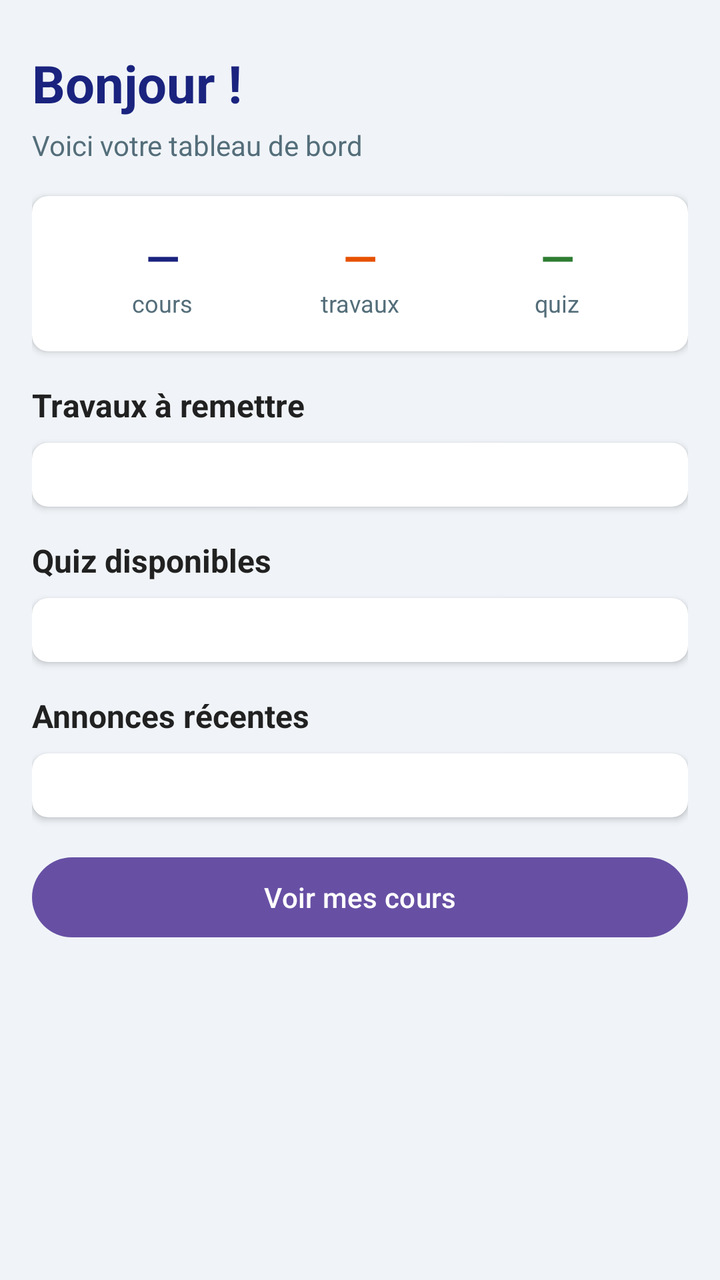
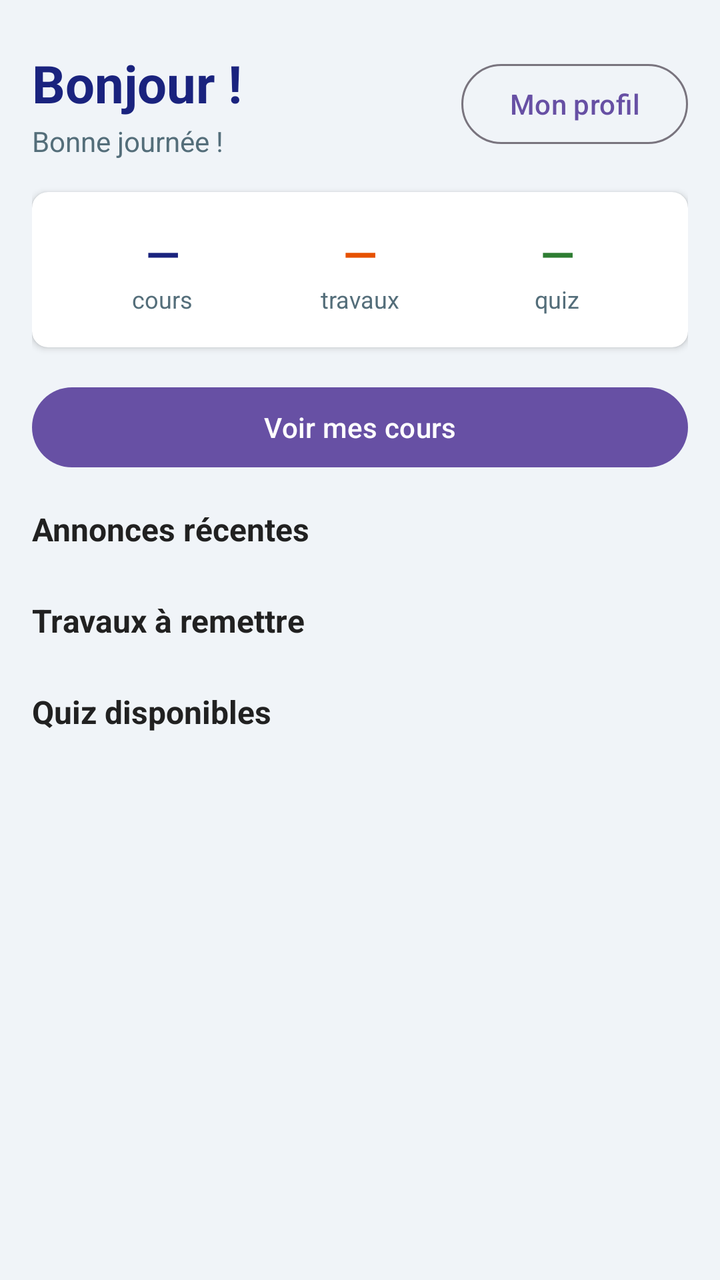

The first picture is an Android layout as it rendered before a commit; the second is the same layout after the commit. The layout source and the unified diff follow.
<!-- AndroidManifest.xml: application theme Theme.MiniMoodle -->
<!-- res/layout/activity_tableau_de_bord.xml -->
<?xml version="1.0" encoding="utf-8"?>
<androidx.core.widget.NestedScrollView xmlns:android="http://schemas.android.com/apk/res/android"
    xmlns:app="http://schemas.android.com/apk/res-auto"
    android:id="@+id/main"
    android:layout_width="match_parent"
    android:layout_height="match_parent"
    android:background="#F0F4F8">

    <LinearLayout
        android:layout_width="match_parent"
        android:layout_height="wrap_content"
        android:orientation="vertical"
        android:padding="16dp">

        <TextView
            android:id="@+id/tvBonjour"
            android:layout_width="wrap_content"
            android:layout_height="wrap_content"
            android:text="Bonjour !"
            android:textSize="26sp"
            android:textStyle="bold"
            android:textColor="#1A237E"
            android:layout_marginTop="8dp"
            android:layout_marginBottom="4dp" />

        <TextView
            android:layout_width="wrap_content"
            android:layout_height="wrap_content"
            android:text="Voici votre tableau de bord"
            android:textSize="14sp"
            android:textColor="#546E7A"
            android:layout_marginBottom="16dp" />

        <androidx.cardview.widget.CardView
            android:layout_width="match_parent"
            android:layout_height="wrap_content"
            android:layout_marginBottom="16dp"
            app:cardCornerRadius="8dp"
            app:cardElevation="2dp"
            app:cardBackgroundColor="@color/white">

            <LinearLayout
                android:layout_width="match_parent"
                android:layout_height="wrap_content"
                android:orientation="horizontal"
                android:padding="16dp">

                <LinearLayout
                    android:layout_width="0dp"
                    android:layout_height="wrap_content"
                    android:layout_weight="1"
                    android:orientation="vertical"
                    android:gravity="center">

                    <TextView
                        android:id="@+id/tvStatCours"
                        android:layout_width="wrap_content"
                        android:layout_height="wrap_content"
                        android:text="—"
                        android:textSize="22sp"
                        android:textStyle="bold"
                        android:textColor="#1A237E" />

                    <TextView
                        android:layout_width="wrap_content"
                        android:layout_height="wrap_content"
                        android:text="cours"
                        android:textSize="12sp"
                        android:textColor="#546E7A" />
                </LinearLayout>

                <LinearLayout
                    android:layout_width="0dp"
                    android:layout_height="wrap_content"
                    android:layout_weight="1"
                    android:orientation="vertical"
                    android:gravity="center">

                    <TextView
                        android:id="@+id/tvStatTravaux"
                        android:layout_width="wrap_content"
                        android:layout_height="wrap_content"
                        android:text="—"
                        android:textSize="22sp"
                        android:textStyle="bold"
                        android:textColor="#E65100" />

                    <TextView
                        android:layout_width="wrap_content"
                        android:layout_height="wrap_content"
                        android:text="travaux"
                        android:textSize="12sp"
                        android:textColor="#546E7A" />
                </LinearLayout>

                <LinearLayout
                    android:layout_width="0dp"
                    android:layout_height="wrap_content"
                    android:layout_weight="1"
                    android:orientation="vertical"
                    android:gravity="center">

                    <TextView
                        android:id="@+id/tvStatQuiz"
                        android:layout_width="wrap_content"
                        android:layout_height="wrap_content"
                        android:text="—"
                        android:textSize="22sp"
                        android:textStyle="bold"
                        android:textColor="#2E7D32" />

                    <TextView
                        android:layout_width="wrap_content"
                        android:layout_height="wrap_content"
                        android:text="quiz"
                        android:textSize="12sp"
                        android:textColor="#546E7A" />
                </LinearLayout>

            </LinearLayout>
        </androidx.cardview.widget.CardView>

        <TextView
            android:layout_width="wrap_content"
            android:layout_height="wrap_content"
            android:text="Travaux à remettre"
            android:textSize="16sp"
            android:textStyle="bold"
            android:textColor="#212121"
            android:layout_marginBottom="8dp" />

        <androidx.cardview.widget.CardView
            android:layout_width="match_parent"
            android:layout_height="wrap_content"
            android:layout_marginBottom="16dp"
            app:cardCornerRadius="8dp"
            app:cardElevation="2dp"
            app:cardBackgroundColor="@color/white">

            <LinearLayout
                android:id="@+id/llTravaux"
                android:layout_width="match_parent"
                android:layout_height="wrap_content"
                android:orientation="vertical"
                android:padding="16dp" />

        </androidx.cardview.widget.CardView>

        <TextView
            android:layout_width="wrap_content"
            android:layout_height="wrap_content"
            android:text="Quiz disponibles"
            android:textSize="16sp"
            android:textStyle="bold"
            android:textColor="#212121"
            android:layout_marginBottom="8dp" />

        <androidx.cardview.widget.CardView
            android:layout_width="match_parent"
            android:layout_height="wrap_content"
            android:layout_marginBottom="16dp"
            app:cardCornerRadius="8dp"
            app:cardElevation="2dp"
            app:cardBackgroundColor="@color/white">

            <LinearLayout
                android:id="@+id/llQuizzes"
                android:layout_width="match_parent"
                android:layout_height="wrap_content"
                android:orientation="vertical"
                android:padding="16dp" />

        </androidx.cardview.widget.CardView>

        <TextView
            android:layout_width="wrap_content"
            android:layout_height="wrap_content"
            android:text="Annonces récentes"
            android:textSize="16sp"
            android:textStyle="bold"
            android:textColor="#212121"
            android:layout_marginBottom="8dp" />

        <androidx.cardview.widget.CardView
            android:layout_width="match_parent"
            android:layout_height="wrap_content"
            android:layout_marginBottom="16dp"
            app:cardCornerRadius="8dp"
            app:cardElevation="2dp"
            app:cardBackgroundColor="@color/white">

            <LinearLayout
                android:id="@+id/llAnnonces"
                android:layout_width="match_parent"
                android:layout_height="wrap_content"
                android:orientation="vertical"
                android:padding="16dp" />

        </androidx.cardview.widget.CardView>

        <Button
            android:id="@+id/btnVoirCours"
            android:layout_width="match_parent"
            android:layout_height="wrap_content"
            android:text="Voir mes cours"
            android:layout_marginBottom="8dp" />

    </LinearLayout>
</androidx.core.widget.NestedScrollView>
<!-- resources referenced by this layout -->
<resources>
  <color name="white">#FFFFFFFF</color>
  <style name="Theme.MiniMoodle" parent="Base.Theme.MiniMoodle" />
  <style name="Base.Theme.MiniMoodle" parent="Theme.Material3.DayNight.NoActionBar">
          
          
      </style>
</resources>

<!-- the commit's change to res/layout/activity_tableau_de_bord.xml (unified diff, before → after) -->
@@ -12,24 +12,48 @@
         android:orientation="vertical"
         android:padding="16dp">
 
-        <TextView
-            android:id="@+id/tvBonjour"
-            android:layout_width="wrap_content"
-            android:layout_height="wrap_content"
-            android:text="Bonjour !"
-            android:textSize="26sp"
-            android:textStyle="bold"
-            android:textColor="#1A237E"
+        <LinearLayout
+            android:layout_width="match_parent"
+            android:layout_height="wrap_content"
+            android:orientation="horizontal"
+            android:gravity="center_vertical"
             android:layout_marginTop="8dp"
-            android:layout_marginBottom="4dp" />
-
-        <TextView
-            android:layout_width="wrap_content"
-            android:layout_height="wrap_content"
-            android:text="Voici votre tableau de bord"
-            android:textSize="14sp"
-            android:textColor="#546E7A"
-            android:layout_marginBottom="16dp" />
+            android:layout_marginBottom="16dp">
+
+            <LinearLayout
+                android:layout_width="0dp"
+                android:layout_height="wrap_content"
+                android:layout_weight="1"
+                android:orientation="vertical">
+
+                <TextView
+                    android:id="@+id/tvBonjour"
+                    android:layout_width="wrap_content"
+                    android:layout_height="wrap_content"
+                    android:text="Bonjour !"
+                    android:textSize="26sp"
+                    android:textStyle="bold"
+                    android:textColor="#1A237E"
+                    android:layout_marginBottom="2dp" />
+
+                <TextView
+                    android:id="@+id/tvSousBonjour"
+                    android:layout_width="wrap_content"
+                    android:layout_height="wrap_content"
+                    android:text="Bonne journée !"
+                    android:textSize="14sp"
+                    android:textColor="#546E7A" />
+
+            </LinearLayout>
+
+            <Button
+                android:id="@+id/btnProfil"
+                style="@style/Widget.Material3.Button.OutlinedButton"
+                android:layout_width="wrap_content"
+                android:layout_height="wrap_content"
+                android:text="Mon profil" />
+
+        </LinearLayout>
 
         <androidx.cardview.widget.CardView
             android:layout_width="match_parent"
@@ -118,6 +142,38 @@
                 </LinearLayout>
 
             </LinearLayout>
+        </androidx.cardview.widget.CardView>
+
+        <Button
+            android:id="@+id/btnVoirCours"
+            android:layout_width="match_parent"
+            android:layout_height="wrap_content"
+            android:text="Voir mes cours"
+            android:layout_marginBottom="16dp" />
+
+        <TextView
+            android:layout_width="wrap_content"
+            android:layout_height="wrap_content"
+            android:text="Annonces récentes"
+            android:textSize="16sp"
+            android:textStyle="bold"
+            android:textColor="#212121"
+            android:layout_marginBottom="8dp" />
+
+        <androidx.cardview.widget.CardView
+            android:layout_width="match_parent"
+            android:layout_height="wrap_content"
+            android:layout_marginBottom="16dp"
+            app:cardCornerRadius="8dp"
+            app:cardElevation="2dp"
+            app:cardBackgroundColor="@color/white">
+
+            <LinearLayout
+                android:id="@+id/llAnnonces"
+                android:layout_width="match_parent"
+                android:layout_height="wrap_content"
+                android:orientation="vertical" />
+
         </androidx.cardview.widget.CardView>
 
         <TextView
@@ -141,8 +197,7 @@
                 android:id="@+id/llTravaux"
                 android:layout_width="match_parent"
                 android:layout_height="wrap_content"
-                android:orientation="vertical"
-                android:padding="16dp" />
+                android:orientation="vertical" />
 
         </androidx.cardview.widget.CardView>
 
@@ -167,43 +222,9 @@
                 android:id="@+id/llQuizzes"
                 android:layout_width="match_parent"
                 android:layout_height="wrap_content"
-                android:orientation="vertical"
-                android:padding="16dp" />
-
-        </androidx.cardview.widget.CardView>
-
-        <TextView
-            android:layout_width="wrap_content"
-            android:layout_height="wrap_content"
-            android:text="Annonces récentes"
-            android:textSize="16sp"
-            android:textStyle="bold"
-            android:textColor="#212121"
-            android:layout_marginBottom="8dp" />
-
-        <androidx.cardview.widget.CardView
-            android:layout_width="match_parent"
-            android:layout_height="wrap_content"
-            android:layout_marginBottom="16dp"
-            app:cardCornerRadius="8dp"
-            app:cardElevation="2dp"
-            app:cardBackgroundColor="@color/white">
-
-            <LinearLayout
-                android:id="@+id/llAnnonces"
-                android:layout_width="match_parent"
-                android:layout_height="wrap_content"
-                android:orientation="vertical"
-                android:padding="16dp" />
-
-        </androidx.cardview.widget.CardView>
-
-        <Button
-            android:id="@+id/btnVoirCours"
-            android:layout_width="match_parent"
-            android:layout_height="wrap_content"
-            android:text="Voir mes cours"
-            android:layout_marginBottom="8dp" />
+                android:orientation="vertical" />
+
+        </androidx.cardview.widget.CardView>
 
     </LinearLayout>
 </androidx.core.widget.NestedScrollView>
